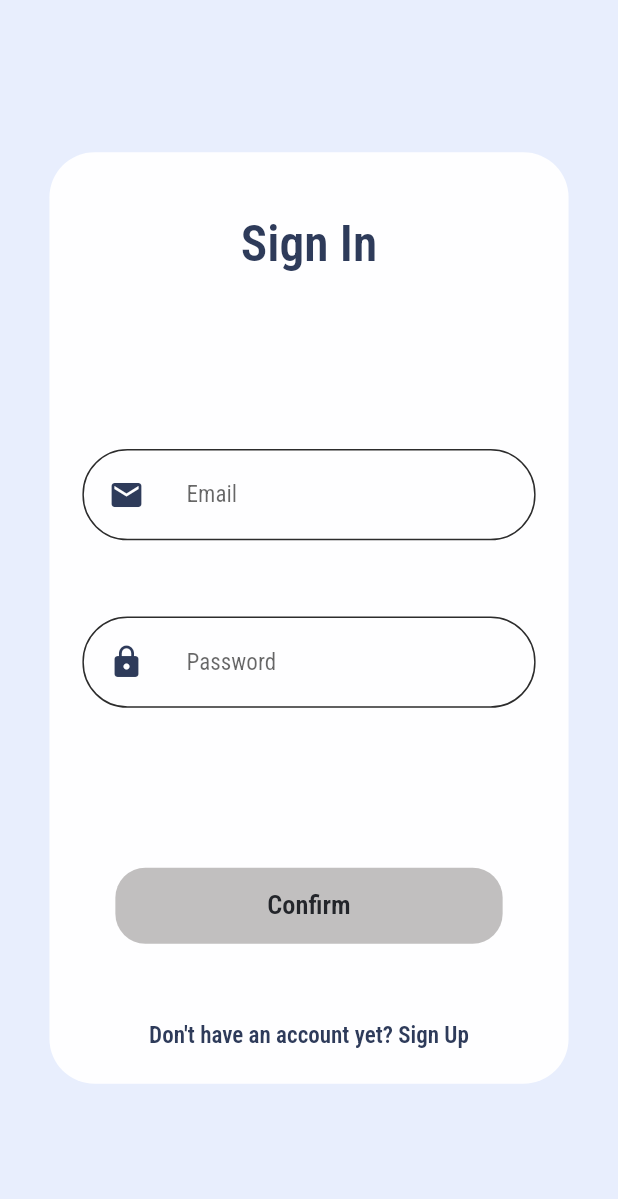
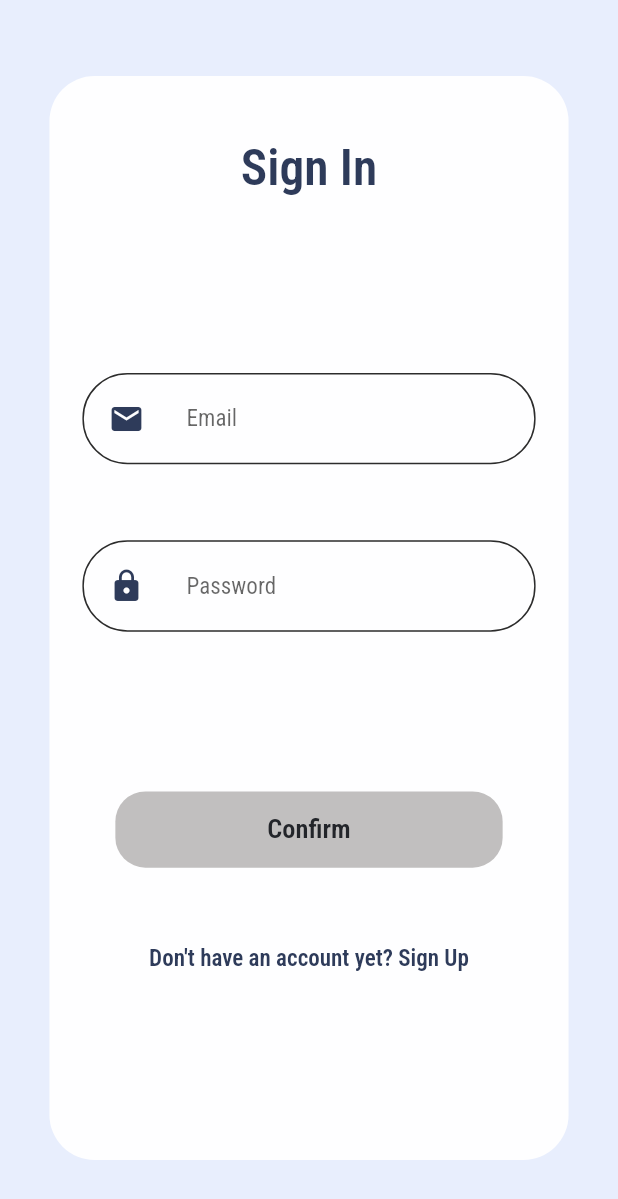
Before and after one commit to janrydzewski/ChatConnect, a Flutter app: the screen it shows after launch, on a phone screen of 412 x 824 dp. Shown: the top 1199 px of the screen. Run offline on Flutter 3.47's test engine with Material 2 defaults, Android fonts, the phone set to English and light mode, and no system bars; our stand-ins replace bloc, cloud_firestore, email_validator, equatable, firebase_auth, firebase_core and 4 more; accounts and stored records are empty.

```diff
--- a/lib/bloc/blocs/blocs.dart
+++ b/lib/bloc/blocs/blocs.dart
@@ -1,3 +1,4 @@
 export 'application/application_bloc.dart';
 export 'auth/auth_bloc.dart';
 export 'chat/chat_bloc.dart';
+export 'user/user_bloc.dart';
--- a/lib/bloc/blocs/chat/chat_bloc.dart
+++ b/lib/bloc/blocs/chat/chat_bloc.dart
@@ -18,9 +18,7 @@ class ChatBloc extends Bloc<ChatEvent, ChatState> {
     try {
       final chatModelList =
           await chatRepository.getChatModelList(firebaseAuth.currentUser!.uid);
-      emit(
-        ChatState(chatModelList: chatModelList),
-      );
+      emit(state.copyWith(chatModelList: chatModelList));
     } catch (e) {
       emit(ChatError(message: e.toString()));
     }
--- a/lib/bloc/blocs/chat/chat_state.dart
+++ b/lib/bloc/blocs/chat/chat_state.dart
@@ -6,6 +6,14 @@ class ChatState extends Equatable {
   const ChatState({
     List<ChatModel>? chatModelList,
   }) : chatModelList = chatModelList ?? const [];
+
+  ChatState copyWith({
+    List<ChatModel>? chatModelList,
+  }) {
+    return ChatState(
+      chatModelList: chatModelList ?? this.chatModelList,
+    );
+  }
 
   @override
   List<Object> get props => [chatModelList];
--- /dev/null
+++ b/lib/bloc/blocs/user/user_bloc.dart
@@ -0,0 +1,40 @@
+import 'dart:async';
+
+import 'package:bloc/bloc.dart';
+import 'package:chat_connect/models/models.dart';
+import 'package:chat_connect/repositories/repositories.dart';
+import 'package:chat_connect/resources/resources.dart';
+import 'package:equatable/equatable.dart';
+
+part 'user_event.dart';
+part 'user_state.dart';
+
+class UserBloc extends Bloc<UserEvent, UserState> {
+  final UserRepository userRepository;
+  late StreamSubscription<UserModel> userSubscription;
+
+  UserBloc({required this.userRepository}) : super(const UserState()) {
+    on<UserDataChanged>(_onUserDataChanged);
+    userSubscription = userRepository
+        .getUserStream(firebaseAuth.currentUser!.uid)
+        .listen((userModel) {
+      print(userModel.toString());
+      add(UserDataChanged(userModel));
+    });
+  }
+
+  void _onUserDataChanged(UserDataChanged event, Emitter<UserState> emit) {
+    emit(UserLoading());
+    try {
+      emit(state.copyWith(userModel: event.userData));
+    } catch (e) {
+      emit(UserError(message: e.toString()));
+    }
+  }
+
+  @override
+  Future<void> close() {
+    userSubscription.cancel();
+    return super.close();
+  }
+}
--- /dev/null
+++ b/lib/bloc/blocs/user/user_event.dart
@@ -0,0 +1,11 @@
+part of 'user_bloc.dart';
+
+class UserEvent {
+  const UserEvent();
+}
+
+class UserDataChanged extends UserEvent {
+  final UserModel userData;
+
+  const UserDataChanged(this.userData);
+}
--- /dev/null
+++ b/lib/bloc/blocs/user/user_state.dart
@@ -0,0 +1,39 @@
+part of 'user_bloc.dart';
+
+class UserState extends Equatable {
+  final UserModel userModel;
+
+  const UserState({
+    UserModel? userModel,
+  }) : userModel = userModel ?? const UserModel(id: "", firstName: "", lastName: "", email: "");
+
+  UserState copyWith({
+    UserModel? userModel,
+  }) {
+    return UserState(
+      userModel: userModel ?? this.userModel,
+    );
+  }
+
+  @override
+  List<Object> get props => [userModel];
+}
+
+class UserLoading extends UserState {
+  const UserLoading();
+
+  @override
+  List<Object> get props => [];
+}
+
+class UserError extends UserState {
+  final String message;
+
+  const UserError({
+    UserModel? userModel,
+    required this.message,
+  }) : super(userModel: userModel);
+
+  @override
+  List<Object> get props => [message];
+}
--- a/lib/main.dart
+++ b/lib/main.dart
@@ -40,6 +40,9 @@ class MyApp extends StatelessWidget {
         RepositoryProvider(
           create: (context) => const ChatRepository(),
         ),
+        RepositoryProvider(
+          create: (context) => const UserRepository(),
+        ),
       ],
       child: MultiBlocProvider(
         providers: [
@@ -53,6 +56,10 @@ class MyApp extends StatelessWidget {
           BlocProvider(
             create: (context) => ChatBloc(
                 chatRepository: RepositoryProvider.of<ChatRepository>(context)),
+          ),
+          BlocProvider(
+            create: (context) => UserBloc(
+                userRepository: RepositoryProvider.of<UserRepository>(context)),
           ),
         ],
         child: ScreenUtilInit(
--- a/lib/repositories/repositories.dart
+++ b/lib/repositories/repositories.dart
@@ -1,2 +1,3 @@
 export 'auth_repository.dart';
 export 'chat_repository.dart';
+export 'user_repository.dart';
--- /dev/null
+++ b/lib/repositories/user_repository.dart
@@ -0,0 +1,38 @@
+import 'package:chat_connect/models/models.dart';
+import 'package:chat_connect/resources/resources.dart';
+
+class UserRepository{
+  const UserRepository();
+
+  Stream<UserModel> getUserStream(String uid) {
+    return firebaseFirestore
+        .collection('user')
+        .doc(uid)
+        .snapshots()
+        .map((snapshot) => UserModel.fromSnap(snapshot));
+  }
+
+  // Stream<UserModel> getUserStream(String uid) {
+  //   return firebaseFirestore
+  //       .collection('users')
+  //       .doc(uid)
+  //       .snapshots()
+  //       .map((snapshot) => UserModel.fromSnap(snapshot));
+  // }
+
+  // Future<void> updateUser(UserModel userModel) async {
+  //   await firebaseFirestore
+  //       .collection('users')
+  //       .doc(firebaseAuth.currentUser!.uid)
+  //       .update({
+  //     'fullName': userModel.fullName,
+  //     'userName': userModel.userName,
+  //     'birthDate': userModel.birthDate,
+  //     'email': userModel.email,
+  //     'phoneNumber': userModel.phoneNumber,
+  //     'gender': userModel.gender,
+  //     'profilePhoto': userModel.profilePhoto,
+  //     'country': userModel.country,
+  //   });
+  // }
+}
--- a/lib/ui/views/auth/sign_in/sign_in_screen.dart
+++ b/lib/ui/views/auth/sign_in/sign_in_screen.dart
@@ -31,7 +31,7 @@ class _SignUpScreenState extends State<SignInScreen> {
             height: 812.h,
             margin: EdgeInsets.symmetric(
               horizontal: 30.w,
-              vertical: 100.h,
+              vertical: 50.h,
             ),
             decoration: BoxDecoration(
               color: ColorProvider.mainBackground,
--- a/lib/ui/views/auth/sign_up/sign_up_screen.dart
+++ b/lib/ui/views/auth/sign_up/sign_up_screen.dart
@@ -33,7 +33,7 @@ class _SignUpScreenState extends State<SignUpScreen> {
             height: 812.h,
             margin: EdgeInsets.symmetric(
               horizontal: 30.w,
-              vertical: 100.h,
+              vertical: 50.h,
             ),
             decoration: BoxDecoration(
               color: ColorProvider.mainBackground,
--- a/lib/ui/views/chat/chat_screen.dart
+++ b/lib/ui/views/chat/chat_screen.dart
@@ -57,8 +57,8 @@ class _ChatScreenState extends State<ChatScreen> {
                 },
                 builder: (context, state) {
                   if (state is ChatLoading) {
-                    return Expanded(
-                      child: const Center(
+                    return const Expanded(
+                      child: Center(
                         child: CircularProgressIndicator(
                           color: ColorProvider.mainElement,
                         ),
@@ -75,7 +75,7 @@ class _ChatScreenState extends State<ChatScreen> {
                               context.go("/chat/message");
                             },
                             child: reusableMainMessageWidget(
-                                chatModel: chatModelList[0]),
+                                chatModel: chatModelList[1]),
                           );
                         },
                       ),
--- a/lib/ui/views/chat/messages_screen.dart
+++ b/lib/ui/views/chat/messages_screen.dart
@@ -21,7 +21,7 @@ class _MessagesScreenState extends State<MessagesScreen> {
         body: SafeArea(
           child: Column(
             children: [
-              reusableAppBar("Martyna Pietranik"),
+              reusableChatAppBar("Martyna Pietranik"),
               Expanded(
                 child: Container(
                   width: 375.w,
--- a/lib/ui/widgets/chat/chat_widgets.dart
+++ b/lib/ui/widgets/chat/chat_widgets.dart
@@ -14,8 +14,8 @@ reusableMainMessageWidget({required ChatModel chatModel}) {
         Container(
           width: 75.w,
           height: 75.w,
-          decoration: const BoxDecoration(
-              shape: BoxShape.circle, color: ColorProvider.fourthText),
+          decoration: BoxDecoration(
+              borderRadius: BorderRadius.circular(20), color: ColorProvider.secondaryBackground.withOpacity(0.8)),
           child: Icon(
             Icons.person,
             size: 65.w,
@@ -71,7 +71,7 @@ reusableMainMessageWidget({required ChatModel chatModel}) {
   );
 }
 
-reusableAppBar(String text) {
+reusableChatAppBar(String text) {
   return AppBar(
     backgroundColor: ColorProvider.secondaryBackground,
     shadowColor: Colors.transparent,
--- /dev/null
+++ b/lib/ui/widgets/profile/profile.dart
@@ -0,0 +1 @@
+export 'profile_widgets.dart';
--- a/lib/ui/widgets/widgets.dart
+++ b/lib/ui/widgets/widgets.dart
@@ -2,3 +2,4 @@ export 'application/application.dart';
 export 'auth/auth.dart';
 export 'common_widgets.dart';
 export 'chat/chat.dart';
+export 'profile/profile.dart';
```
Also changed, not shown: lib/models/user.dart (+15 -5 lines), lib/ui/views/profile/profile_screen.dart (+86 -7 lines), lib/ui/widgets/profile/profile_widgets.dart (added, +30 -0 lines).
